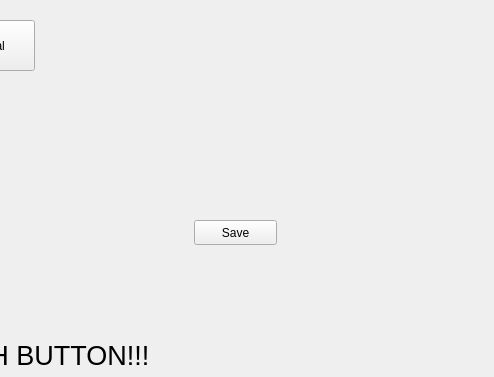
This is d1_gui_test/mainwindow.ui in husseinkhlawey/NullPointerException as Qt 5 draws it before an edit; both pictures show x 306 to 800 and y 0 to 377 of the 800 by 600 pixel window. The edited form follows.
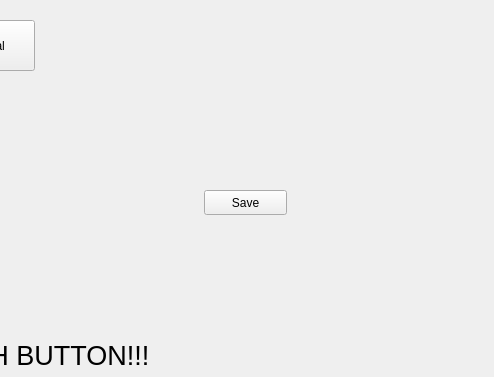
This is the edited form.

Diff of the .ui file:
```diff
--- a/d1_gui_test/mainwindow.ui
+++ b/d1_gui_test/mainwindow.ui
@@ -131,8 +131,8 @@
    <widget class="QPushButton" name="pushButton_3">
     <property name="geometry">
      <rect>
-      <x>500</x>
-      <y>220</y>
+      <x>510</x>
+      <y>190</y>
       <width>83</width>
       <height>25</height>
      </rect>
```
